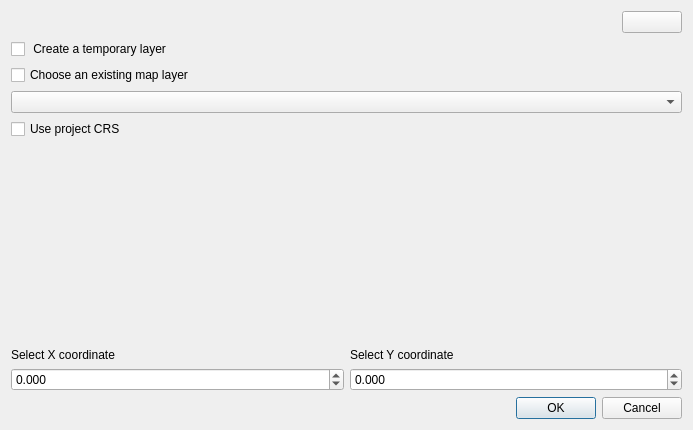
This is coordinate_plotter/Coordinate_Plotter_dialog_base.ui in iswaldeen/QGIS_Plugin_Coordinate_plotter as Qt 5 draws it before an edit. The edited form follows.
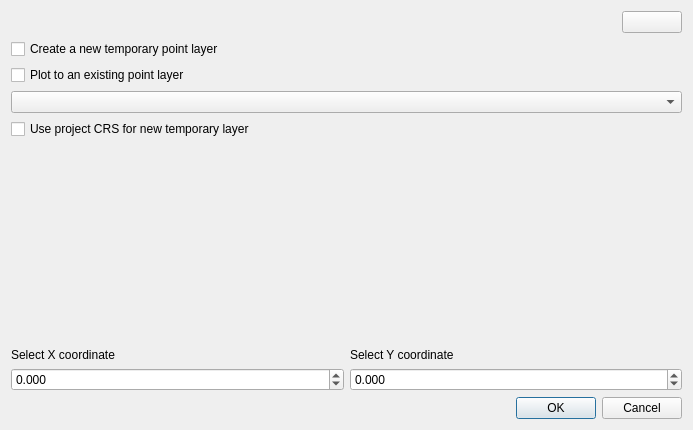
This is the edited form. Icons and pictures are not drawn. Custom widgets are drawn as their Qt base class.

The edit to the form file:
```diff
--- a/coordinate_plotter/Coordinate_Plotter_dialog_base.ui
+++ b/coordinate_plotter/Coordinate_Plotter_dialog_base.ui
@@ -105,7 +105,7 @@
      <item>
       <widget class="QCheckBox" name="templayercheckBox">
        <property name="text">
-        <string> Create a temporary layer</string>
+        <string>Create a new temporary point layer</string>
        </property>
        <property name="autoExclusive">
         <bool>true</bool>
@@ -118,7 +118,7 @@
      <item>
       <widget class="QCheckBox" name="layercheckBox">
        <property name="text">
-        <string>Choose an existing map layer</string>
+        <string>Plot to an existing point layer</string>
        </property>
        <property name="autoExclusive">
         <bool>true</bool>
@@ -134,7 +134,7 @@
      <item>
       <widget class="QCheckBox" name="crscheckBox">
        <property name="text">
-        <string>Use project CRS</string>
+        <string>Use project CRS for new temporary layer</string>
        </property>
       </widget>
      </item>
```
